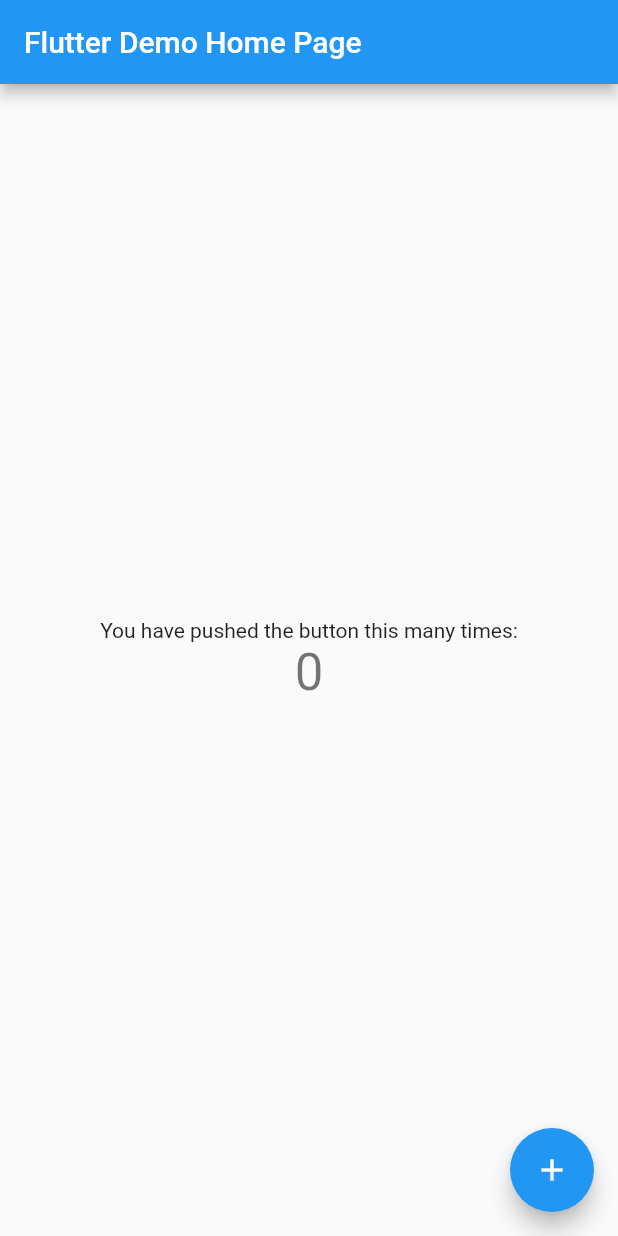
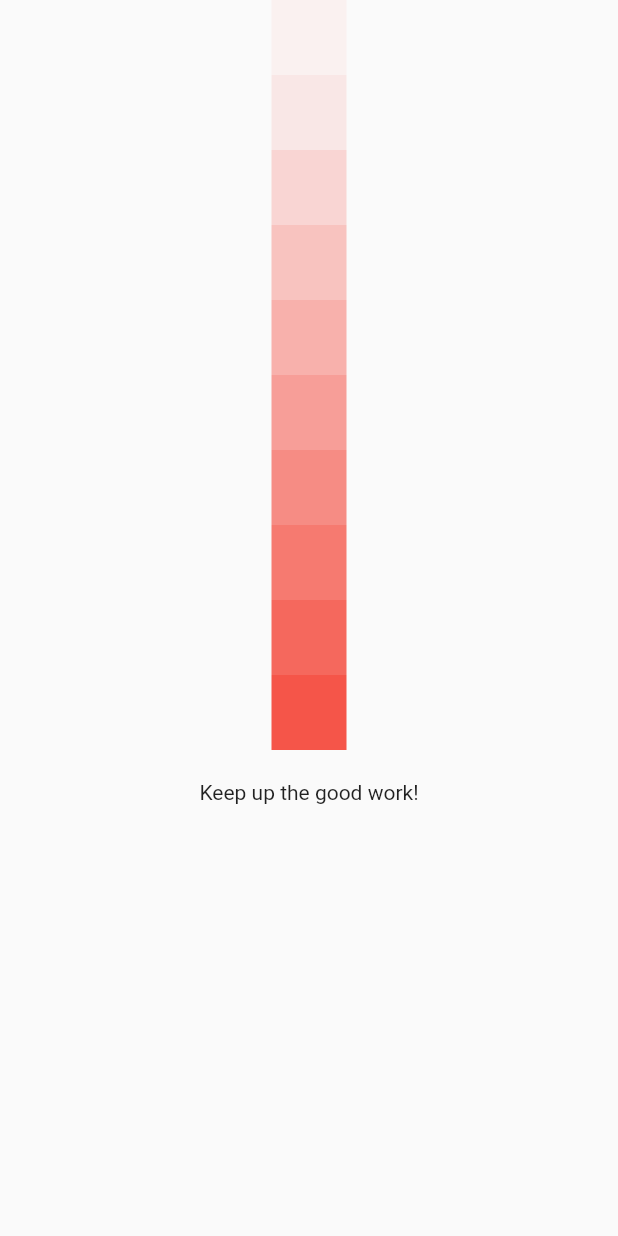
Before and after one commit to lukepighetti/youtube, a Flutter app: the screen it shows after launch, on a phone screen of 412 x 824 dp. Run offline on Flutter 3.47's test engine with Material 2 defaults, Android fonts, the phone set to English and light mode, and no system bars.

Commit message:
ColorOpacityX

```diff
--- a/opacityx/lib/main.dart
+++ b/opacityx/lib/main.dart
@@ -5,113 +5,65 @@
 }
 
 class MyApp extends StatelessWidget {
-  // This widget is the root of your application.
   @override
   Widget build(BuildContext context) {
     return MaterialApp(
       title: 'Flutter Demo',
       theme: ThemeData(
-        // This is the theme of your application.
-        //
-        // Try running your application with "flutter run". You'll see the
-        // application has a blue toolbar. Then, without quitting the app, try
-        // changing the primarySwatch below to Colors.green and then invoke
-        // "hot reload" (press "r" in the console where you ran "flutter run",
-        // or simply save your changes to "hot reload" in a Flutter IDE).
-        // Notice that the counter didn't reset back to zero; the application
-        // is not restarted.
         primarySwatch: Colors.blue,
-        // This makes the visual density adapt to the platform that you run
-        // the app on. For desktop platforms, the controls will be smaller and
-        // closer together (more dense) than on mobile platforms.
         visualDensity: VisualDensity.adaptivePlatformDensity,
       ),
-      home: MyHomePage(title: 'Flutter Demo Home Page'),
+      home: Material(
+        child: SafeArea(
+          child: OpacityXExample(),
+        ),
+      ),
     );
   }
 }
 
-class MyHomePage extends StatefulWidget {
-  MyHomePage({Key key, this.title}) : super(key: key);
-
-  // This widget is the home page of your application. It is stateful, meaning
-  // that it has a State object (defined below) that contains fields that affect
-  // how it looks.
-
-  // This class is the configuration for the state. It holds the values (in this
-  // case the title) provided by the parent (in this case the App widget) and
-  // used by the build method of the State. Fields in a Widget subclass are
-  // always marked "final".
-
-  final String title;
-
+/// A simple example showing opacity extensions
+class OpacityXExample extends StatelessWidget {
   @override
-  _MyHomePageState createState() => _MyHomePageState();
-}
-
-class _MyHomePageState extends State<MyHomePage> {
-  int _counter = 0;
-
-  void _incrementCounter() {
-    setState(() {
-      // This call to setState tells the Flutter framework that something has
-      // changed in this State, which causes it to rerun the build method below
-      // so that the display can reflect the updated values. If we changed
-      // _counter without calling setState(), then the build method would not be
-      // called again, and so nothing would appear to happen.
-      _counter++;
-    });
+  Widget build(BuildContext context) {
+    return Column(
+      children: [
+        buildColoredBox(Colors.red.opacity50),
+        buildColoredBox(Colors.red.opacity100),
+        buildColoredBox(Colors.red.opacity200),
+        buildColoredBox(Colors.red.opacity300),
+        buildColoredBox(Colors.red.opacity400),
+        buildColoredBox(Colors.red.opacity500),
+        buildColoredBox(Colors.red.opacity600),
+        buildColoredBox(Colors.red.opacity700),
+        buildColoredBox(Colors.red.opacity800),
+        buildColoredBox(Colors.red.opacity900),
+        SizedBox(height: 20),
+        Text("Keep up the good work!"),
+      ],
+    );
   }
 
-  @override
-  Widget build(BuildContext context) {
-    // This method is rerun every time setState is called, for instance as done
-    // by the _incrementCounter method above.
-    //
-    // The Flutter framework has been optimized to make rerunning build methods
-    // fast, so that you can just rebuild anything that needs updating rather
-    // than having to individually change instances of widgets.
-    return Scaffold(
-      appBar: AppBar(
-        // Here we take the value from the MyHomePage object that was created by
-        // the App.build method, and use it to set our appbar title.
-        title: Text(widget.title),
-      ),
-      body: Center(
-        // Center is a layout widget. It takes a single child and positions it
-        // in the middle of the parent.
-        child: Column(
-          // Column is also a layout widget. It takes a list of children and
-          // arranges them vertically. By default, it sizes itself to fit its
-          // children horizontally, and tries to be as tall as its parent.
-          //
-          // Invoke "debug painting" (press "p" in the console, choose the
-          // "Toggle Debug Paint" action from the Flutter Inspector in Android
-          // Studio, or the "Toggle Debug Paint" command in Visual Studio Code)
-          // to see the wireframe for each widget.
-          //
-          // Column has various properties to control how it sizes itself and
-          // how it positions its children. Here we use mainAxisAlignment to
-          // center the children vertically; the main axis here is the vertical
-          // axis because Columns are vertical (the cross axis would be
-          // horizontal).
-          mainAxisAlignment: MainAxisAlignment.center,
-          children: <Widget>[
-            Text(
-              'You have pushed the button this many times:',
-            ),
-            Text(
-              '$_counter',
-              style: Theme.of(context).textTheme.headline4,
-            ),
-          ],
-        ),
-      ),
-      floatingActionButton: FloatingActionButton(
-        onPressed: _incrementCounter,
-        tooltip: 'Increment',
-        child: Icon(Icons.add),
-      ), // This trailing comma makes auto-formatting nicer for build methods.
+  Widget buildColoredBox(Color color) {
+    return Container(
+      height: 50,
+      width: 50,
+      color: color,
     );
   }
 }
+
+/// Allows us to change opacity with semantics that match
+/// [MaterialColor] shades.
+extension ColorOpacityX on Color {
+  Color get opacity50 => this.withOpacity(50 / 1000);
+  Color get opacity100 => this.withOpacity(100 / 1000);
+  Color get opacity200 => this.withOpacity(200 / 1000);
+  Color get opacity300 => this.withOpacity(300 / 1000);
+  Color get opacity400 => this.withOpacity(400 / 1000);
+  Color get opacity500 => this.withOpacity(500 / 1000);
+  Color get opacity600 => this.withOpacity(600 / 1000);
+  Color get opacity700 => this.withOpacity(700 / 1000);
+  Color get opacity800 => this.withOpacity(800 / 1000);
+  Color get opacity900 => this.withOpacity(900 / 1000);
+}
```
Also changed, not shown: opacityx/pubspec.yaml (+1 -57 lines), 1 other file.
